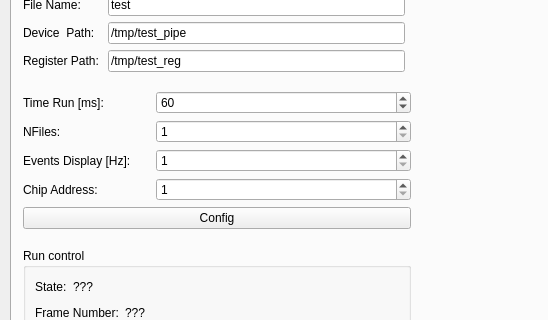
First picture: the form in software/gui/form/mainwindow.ui, repository cepc/kc705, before the edit; both pictures show x 0 to 548 and y 89 to 409 of the 1192 by 817 pixel window.
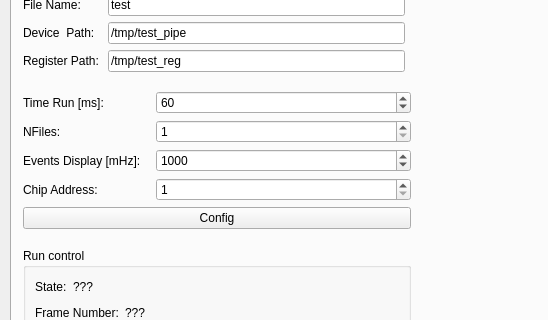
Second picture: the form after the edit. Icons and pictures are not drawn. Custom widgets are drawn as their Qt base class.

Diff of the .ui file:
```diff
--- a/software/gui/form/mainwindow.ui
+++ b/software/gui/form/mainwindow.ui
@@ -165,7 +165,7 @@
          <item row="2" column="0">
           <widget class="QLabel" name="label_22">
            <property name="text">
-            <string>Events Display [Hz]:</string>
+            <string>Events Display [mHz]:</string>
            </property>
           </widget>
          </item>
@@ -224,7 +224,7 @@
             <number>999999999</number>
            </property>
            <property name="value">
-            <number>1</number>
+            <number>1000</number>
            </property>
            <property name="displayIntegerBase">
             <number>10</number>
```
